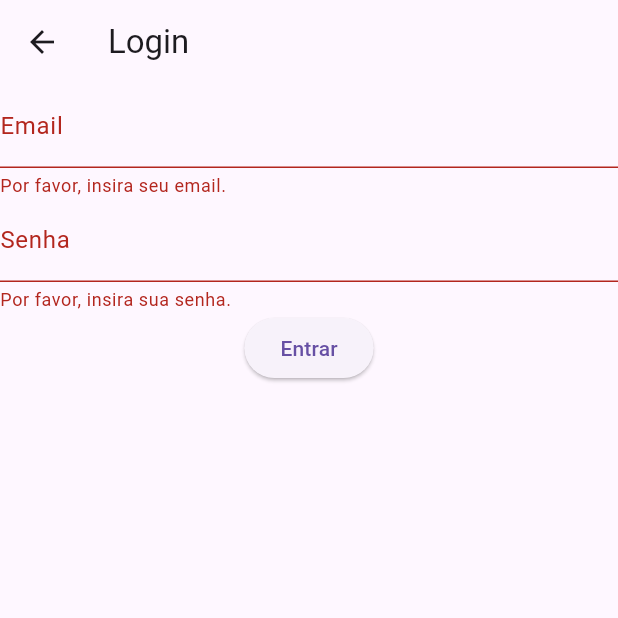
After one commit to Coppi1/Pedido_vendas, a Flutter app: the LoginPage screen opened directly, after a tap on "Entrar", on a phone screen of 412 x 824 dp, the top half of it. The commit adds this screen. Run offline on Flutter 3.47's test engine with Material 3 defaults, Android fonts, the phone set to English and light mode, and no system bars; our stand-ins replace sqflite; accounts and stored records are empty.

Commit message:
Att criação tela login

```diff
--- /dev/null
+++ b/projeto_pedido_vendas/lib/dtos/usuario_dto.dart
@@ -0,0 +1,6 @@
+class UsuarioDTO {
+  String email;
+  String senha;
+
+  UsuarioDTO({required this.email, required this.senha});
+}
--- /dev/null
+++ b/projeto_pedido_vendas/lib/models/usuario.dart
@@ -0,0 +1,16 @@
+// lib/models/usuario.dart
+class Usuario {
+  int id;
+  String email;
+  String senha;
+
+  Usuario({required this.id, required this.email, required this.senha});
+
+  factory Usuario.fromMap(Map<String, dynamic> map) {
+    return Usuario(
+      id: map['id'],
+      email: map['email'],
+      senha: map['senha'],
+    );
+  }
+}
--- a/projeto_pedido_vendas/lib/pages/appBar.dart
+++ b/projeto_pedido_vendas/lib/pages/appBar.dart
@@ -78,14 +78,14 @@ class MenuLateralEsquerdo extends StatelessWidget {
       child: ListView(
         padding: EdgeInsets.zero,
         children: <Widget>[
-          DrawerHeader(
+          const DrawerHeader(
             decoration: BoxDecoration(
               color: Color.fromARGB(64, 0, 0, 250), // Azul com 50% de transparência
             ),
             child: Column(
               crossAxisAlignment: CrossAxisAlignment.start,
               mainAxisAlignment: MainAxisAlignment.center,
-              children: const <Widget>[
+              children: <Widget>[
                 Text(
                   'Pedido Ágil',
                   style: TextStyle(
--- /dev/null
+++ b/projeto_pedido_vendas/lib/pages/login.dart
@@ -0,0 +1,72 @@
+// lib/pages/login_page.dart
+import 'package:flutter/material.dart';
+import '../models/usuario.dart';
+import '../repository/usuario_dao.dart';
+import '../dtos/usuario_dto.dart';
+
+
+
+class LoginPage extends StatefulWidget {
+  const LoginPage({super.key});
+
+  @override
+  _LoginPageState createState() => _LoginPageState();
+}
+
+class _LoginPageState extends State<LoginPage> {
+  final _formKey = GlobalKey<FormState>();
+  final _emailController = TextEditingController();
+  final _senhaController = TextEditingController();
+
+  void _login() async {
+    if (_formKey.currentState!.validate()) {
+      UsuarioDTO usuarioDTO = UsuarioDTO(email: _emailController.text, senha: _senhaController.text);
+      UsuarioRepository usuarioRepository = UsuarioRepository();
+      Usuario? usuario = await usuarioRepository.obterUsuarioPorEmail(usuarioDTO.email);
+
+      if (usuario!= null && usuario.senha == usuarioDTO.senha) {
+        // Login bem-sucedido
+        print("Login realizado com sucesso!");
+      } else {
+        // Falha no login
+        print("Falha no login.");
+      }
+    }
+  }
+
+  @override
+  Widget build(BuildContext context) {
+    return Scaffold(
+      appBar: AppBar(title: const Text('Login')),
+      body: Form(
+        key: _formKey,
+        child: Column(
+          children: <Widget>[
+            TextFormField(
+              controller: _emailController,
+              decoration: const InputDecoration(labelText: 'Email'),
+              validator: (value) {
+                if (value == null || value.isEmpty) {
+                  return 'Por favor, insira seu email.';
+                }
+                return null;
+              },
+            ),
+            TextFormField(
+              controller: _senhaController,
+              decoration: const InputDecoration(labelText: 'Senha'),
+              obscureText: true,
+              validator: (value) {
+                if (value == null || value.isEmpty) {
+                  return 'Por favor, insira sua senha.';
+                }
+                return null;
+              },
+            ),
+            ElevatedButton(onPressed: _login, child: const Text('Entrar'))
+          ],
+        ),
+      ),
+    );
+  }
+}
--- /dev/null
+++ b/projeto_pedido_vendas/lib/repository/usuario_dao.dart
@@ -0,0 +1,15 @@
+// lib/repository/usuario_repository.dart
+import '../models/usuario.dart';
+import 'conexao.dart';
+
+class UsuarioRepository {
+  Future<Usuario?> obterUsuarioPorEmail(String email) async {
+    final db = await Conexao.instance.database;
+    final maps = await db.query('usuarios', where: 'email =?', whereArgs: [email]);
+    if (maps.isNotEmpty) {
+      return Usuario.fromMap(maps.first);
+    } else {
+      return null;
+    }
+  }
+}
--- a/projeto_pedido_vendas/lib/util/database_helper.dart
+++ b/projeto_pedido_vendas/lib/util/database_helper.dart
@@ -36,4 +36,9 @@ class DatabaseHelper {
     final db = await database;
     return await db.query('my_table');
   }
+
+
+
+
+
 }
--- a/projeto_pedido_vendas/lib/util/initialize_database.dart
+++ b/projeto_pedido_vendas/lib/util/initialize_database.dart
@@ -38,6 +38,9 @@ Future<void> initializeDatabase() async {
 
   // Verificar se a tabela pedido já existe
   bool pedidoTableExists = await Conexao.instance.tableExists('pedido');
+
+  // Verificar se a tabela usuarios já existe
+  bool usuarioTableExists = await Conexao.instance.tableExists('usuarios');
 
   bool categoriaProdutoExists =
       await Conexao.instance.tableExists('categoria_produto');
@@ -120,6 +123,16 @@ Future<void> initializeDatabase() async {
     ''');
   }
 
+  if (!usuarioTableExists) {
+    await db.execute('''
+      CREATE TABLE usuarios (
+        id INTEGER PRIMARY KEY AUTOINCREMENT,
+        email TEXT NOT NULL UNIQUE,
+        senha TEXT NOT NULL
+      )
+    ''');
+  }
+
   await db.insert('vendedor', {
     'nome': 'João Vendedor',
   });
@@ -189,4 +202,10 @@ Future<void> initializeDatabase() async {
     'nome': 'Produto2',
     'valor': 20.75,
   });
+
+  // Inserir dados de usuários
+  await db.insert('usuarios', {
+    'email': 'usuario@example.com',
+    'senha': 'senha123',
+  });
 }
```
